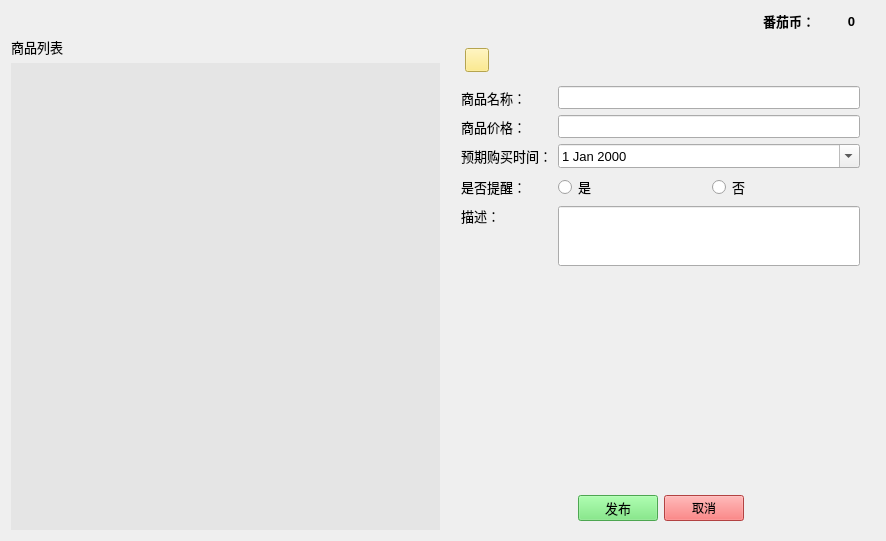
Old version of the form gui/marketWidget.ui in the repository WatsonJay/tomato_farm.
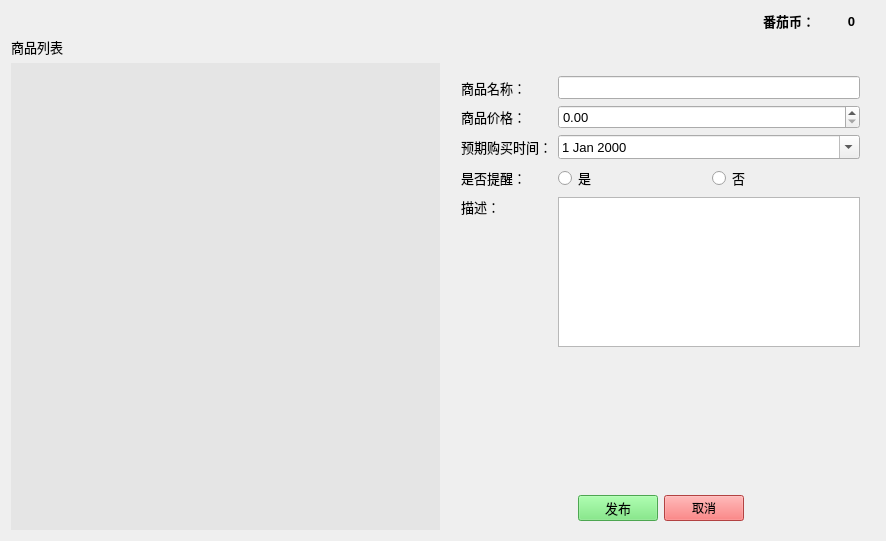
New version of the form. The open tabs and pages were chosen to show the change. Icons and pictures are not drawn.

What changed in the file:
```diff
--- a/gui/marketWidget.ui
+++ b/gui/marketWidget.ui
@@ -693,42 +693,6 @@
            <property name="bottomMargin">
             <number>2</number>
            </property>
-           <item>
-            <widget class="QPushButton" name="goBackButton">
-             <property name="minimumSize">
-              <size>
-               <width>24</width>
-               <height>24</height>
-              </size>
-             </property>
-             <property name="maximumSize">
-              <size>
-               <width>24</width>
-               <height>24</height>
-              </size>
-             </property>
-             <property name="styleSheet">
-              <string notr="true">QPushButton{
-	background:#FEE66E;
-}
-QPushButton:hover{
-	background:#c5b355;
-}
-QPushButton:pressed{
-	border:1px solid white;
-	background:#c5b355;
-}
-</string>
-             </property>
-             <property name="text">
-              <string/>
-             </property>
-             <property name="icon">
-              <iconset resource="../icon/icons.qrc">
-               <normaloff>:/icon/show.png</normaloff>:/icon/show.png</iconset>
-             </property>
-            </widget>
-           </item>
            <item>
             <spacer name="horizontalSpacer_6">
              <property name="orientation">
@@ -794,16 +758,6 @@
              </property>
             </widget>
            </item>
-           <item row="1" column="1">
-            <widget class="QLineEdit" name="commPriceLineEdit">
-             <property name="font">
-              <font>
-               <family>Microsoft YaHei UI</family>
-               <pointsize>10</pointsize>
-              </font>
-             </property>
-            </widget>
-           </item>
            <item row="2" column="0">
             <widget class="QLabel" name="label_23">
              <property name="font">
@@ -889,12 +843,22 @@
              </property>
             </widget>
            </item>
+           <item row="1" column="1">
+            <widget class="QDoubleSpinBox" name="commPriceBox">
+             <property name="font">
+              <font>
+               <family>Microsoft YaHei UI</family>
+               <pointsize>10</pointsize>
+              </font>
+             </property>
+            </widget>
+           </item>
            <item row="4" column="1">
-            <widget class="QLineEdit" name="descLineEdit">
-             <property name="minimumSize">
+            <widget class="QTextEdit" name="descEdit">
+             <property name="maximumSize">
               <size>
-               <width>0</width>
-               <height>60</height>
+               <width>16777215</width>
+               <height>150</height>
               </size>
              </property>
              <property name="font">
```
Left out of the diff: 68 changed lines with no effect on the pictures.
